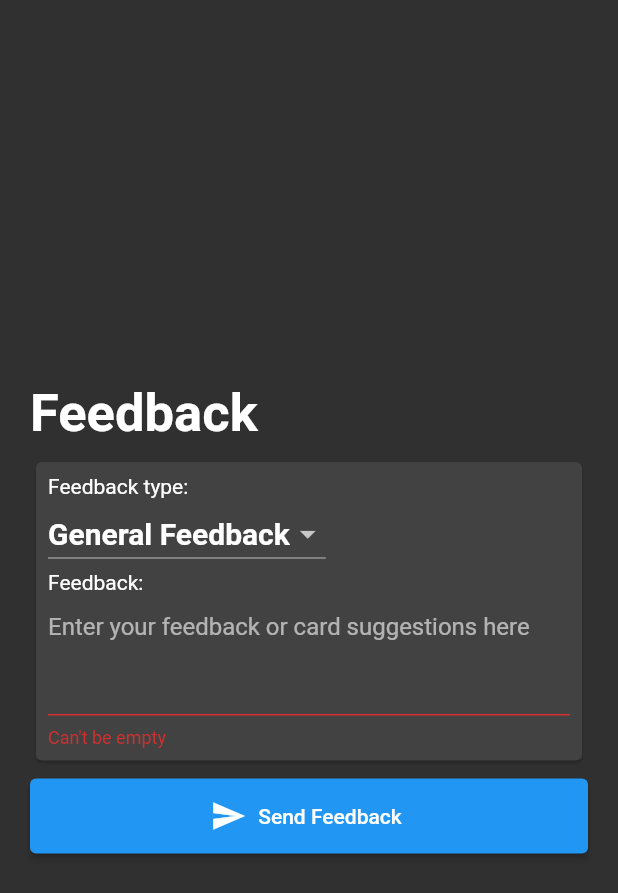
After one commit to Atzetra/zuupen, a Flutter app: the FeedbackScreen screen opened by its route, after a tap on "Send Feedback", on a phone screen of 412 x 824 dp. The commit adds this screen. Shown: the top 893 px of the screen. Run offline on Flutter 3.47's test engine with Material 2 defaults, Android fonts, the phone set to English and light mode, and no system bars; our stand-ins replace firebase_core, font_awesome_flutter, get, google_fonts; accounts and stored records are empty.

Commit message:
Working feedback widget

```diff
--- a/lib/bindings/launch_bindings.dart
+++ b/lib/bindings/launch_bindings.dart
@@ -1,5 +1,6 @@
 import 'package:get/get.dart';
 import 'package:zuupen/controllers/cards_controller.dart';
+import 'package:zuupen/controllers/feedback_controller.dart';
 import 'package:zuupen/controllers/game_controller.dart';
 import 'package:zuupen/controllers/packs_controller.dart';
 
@@ -28,3 +29,10 @@ class GameScreenBindings implements Bindings {
     Get.put<GameController>(GameController());
   }
 }
+
+class FeedbackBindings implements Bindings {
+  @override
+  void dependencies() {
+    Get.put<FeedbackController>(FeedbackController());
+  }
+}
--- /dev/null
+++ b/lib/controllers/feedback_controller.dart
@@ -0,0 +1,26 @@
+import 'package:flutter/material.dart';
+import 'package:get/get.dart';
+
+class FeedbackController extends GetxController {
+  final _formKey = GlobalKey<FormState>();
+  final textController = TextEditingController();
+  final items = ['General Feedback', 'Card Suggestion'];
+  final dropdownValue = 'General Feedback'.obs;
+  GlobalKey<FormState> get formKey => _formKey;
+
+  @override
+  void onClose() {
+    textController.dispose();
+    super.onClose();
+  }
+
+  void dropdownChanger(String? value) {
+    dropdownValue.value = value!;
+  }
+
+  void submitFeedback() {
+    final _feedbackText = textController.text;
+    print(_feedbackText);
+    print(dropdownValue.value);
+  }
+}
--- a/lib/main.dart
+++ b/lib/main.dart
@@ -1,6 +1,7 @@
 import 'package:flutter/material.dart';
 import 'package:get/get.dart';
 import 'package:zuupen/views/end_screen.dart';
+import 'package:zuupen/views/feedback_screen.dart';
 import 'package:zuupen/views/game_screen.dart';
 
 import 'bindings/launch_bindings.dart';
@@ -36,6 +37,10 @@ class MyApp extends StatelessWidget {
             binding: GameScreenBindings(),
             page: () => const GameScreen()),
         GetPage(name: EndScreen.id, page: () => const EndScreen()),
+        GetPage(
+            name: FeedbackScreen.id,
+            binding: FeedbackBindings(),
+            page: () => const FeedbackScreen()),
       ],
     );
   }
--- a/lib/theme/text_styles.dart
+++ b/lib/theme/text_styles.dart
@@ -2,5 +2,5 @@ import 'package:flutter/material.dart';
 
 class CustomTextStyles {
   static const TextStyle header =
-      TextStyle(fontSize: 30, fontWeight: FontWeight.bold);
+      TextStyle(fontSize: 35, fontWeight: FontWeight.bold);
 }
--- /dev/null
+++ b/lib/views/feedback_screen.dart
@@ -0,0 +1,105 @@
+import 'package:flutter/material.dart';
+import 'package:get/get.dart';
+import 'package:zuupen/controllers/feedback_controller.dart';
+import 'package:zuupen/theme/text_styles.dart';
+
+class FeedbackScreen extends StatelessWidget {
+  const FeedbackScreen({Key? key}) : super(key: key);
+  static String id = '/FeedbackScreen';
+
+  @override
+  Widget build(BuildContext context) {
+    final FeedbackController _feedbackController = Get.find();
+    return GestureDetector(
+      onTap: () {
+        final _currentFocus = FocusScope.of(context);
+
+        if (!_currentFocus.hasPrimaryFocus) {
+          _currentFocus.unfocus();
+        }
+      },
+      child: Scaffold(
+          body: SafeArea(
+        child: Padding(
+          padding: const EdgeInsets.all(20.0),
+          child: Form(
+            key: _feedbackController.formKey,
+            child: Column(
+              mainAxisAlignment: MainAxisAlignment.center,
+              crossAxisAlignment: CrossAxisAlignment.start,
+              children: [
+                const Text(
+                  'Feedback',
+                  style: CustomTextStyles.header,
+                ),
+                Padding(
+                  padding: const EdgeInsets.symmetric(vertical: 8),
+                  child: Card(
+                    child: Padding(
+                      padding: const EdgeInsets.all(8.0),
+                      child: Column(
+                        crossAxisAlignment: CrossAxisAlignment.start,
+                        children: [
+                          const Text('Feedback type:'),
+                          Obx(
+                            () => DropdownButton(
+                              value: _feedbackController.dropdownValue.value,
+                              items: _feedbackController.items
+                                  .map(buildMenuItem)
+                                  .toList(),
+                              onChanged: (String? value) {
+                                _feedbackController.dropdownChanger(value);
+                              },
+                            ),
+                          ),
+                          const Text('Feedback:'),
+                          TextFormField(
+                            controller: _feedbackController.textController,
+                            validator: (value) {
+                              if (value!.isEmpty) {
+                                return "Can't be empty";
+                              }
+                            },
+                            autovalidateMode:
+                                AutovalidateMode.onUserInteraction,
+                            maxLines: 3,
+                            decoration: const InputDecoration(
+                              hintText:
+                                  'Enter your feedback or card suggestions here',
+                            ),
+                          ),
+                        ],
+                      ),
+                    ),
+                  ),
+                ),
+                ElevatedButton.icon(
+                  onPressed: () {
+                    if (_feedbackController.formKey.currentState!.validate()) {
+                      _feedbackController.submitFeedback();
+                    }
+                  },
+                  icon: const Icon(Icons.send),
+                  label: const Text('Send Feedback'),
+                  style: ElevatedButton.styleFrom(
+                      minimumSize: const Size.fromHeight(50)),
+                ),
+              ],
+            ),
+          ),
+        ),
+      )),
+    );
+  }
+
+  DropdownMenuItem<String> buildMenuItem(String item) => DropdownMenuItem(
+        value: item,
+        child: Text(
+          item,
+          style: const TextStyle(
+            fontWeight: FontWeight.bold,
+            fontSize: 20,
+          ),
+        ),
+      );
+}
--- a/pubspec.yaml
+++ b/pubspec.yaml
@@ -10,6 +10,7 @@ environment:
 
 dependencies:
   cupertino_icons: ^1.0.2
+  firebase_core: ^1.11.0
   flutter:
     sdk: flutter
   font_awesome_flutter: ^9.0.0
```
Also changed, not shown: lib/widgets/scaffold_base.dart (+22 -1 lines), lib/firebase_options.dart (added), pubspec.lock.
